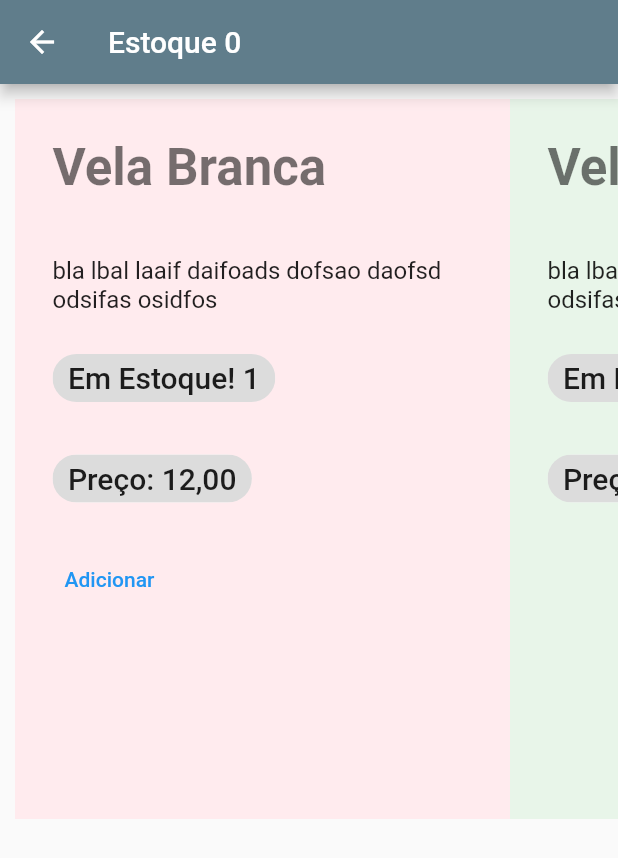
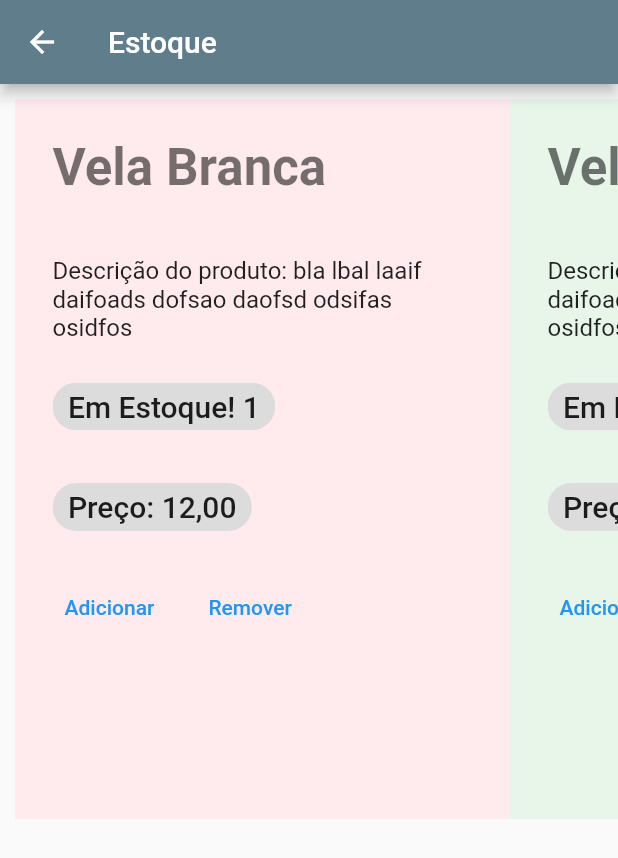
Before and after one commit to karenMoraes2021/projeto_ads_4_ciclo, a Flutter app: the Estoque screen opened by its route, after a tap on "Adicionar", on a phone screen of 412 x 824 dp. Shown: the top 858 px of the screen. Run offline on Flutter 3.47's test engine with Material 2 defaults, Android fonts, the phone set to English and light mode, and no system bars; Roboto replaces fonts that are missing (Georgia).

Commit message:
Atualização de páginas estoque, recados e sobre

```diff
--- a/lib/t_estoquePage.dart
+++ b/lib/t_estoquePage.dart
@@ -12,7 +12,7 @@ class _State extends State<Estoque> {
   @override
   Widget build(BuildContext context) {
     return Scaffold(
-      appBar: AppBar(title: Text('Estoque $_count')),
+      appBar: AppBar(title: Text('Estoque')),
       body: Container(
         height: 500,
         child: carrousel(context),
@@ -36,19 +36,19 @@ Widget carrousel(context) {
         padding: EdgeInsets.all(5),
         width: 330,
         color: Colors.green[50],
-        child: produto2(context),
+        child: Produto2(),
       ),
       Container(
         padding: EdgeInsets.all(5),
         width: 330,
         color: Colors.yellow[50],
-        child: produto3(context),
+        child: Produto3(),
       ),
       Container(
         padding: EdgeInsets.all(5),
         width: 330,
         color: Colors.orange[50],
-        child: produto4(context),
+        child: Produto4(),
       )
     ],
   );
@@ -77,7 +77,7 @@ class _State2 extends State<Produto1> {
           Row(children: [
             Expanded(
                 child: Text(
-                    'bla lbal laaif daifoads dofsao daofsd odsifas osidfos \n'))
+                    'Descrição do produto: bla lbal laaif daifoads dofsao daofsd odsifas osidfos \n'))
           ]), // Descrição
           Row(children: [
             Chip(
@@ -100,7 +100,14 @@ class _State2 extends State<Produto1> {
               TextButton(
                   onPressed: () => setState(() => _qtdProd1++),
                   //onPressed: () {},
-                  child: Text('Adicionar'))
+                  child: Text('Adicionar')),
+                  SizedBox(
+                    width: 20,
+                  ),
+                  TextButton(
+                  onPressed: () => setState(() => _qtdProd1--),
+                  //onPressed: () {},
+                  child: Text('Remover'))
             ],
           ), // Preço
         ],
@@ -111,59 +118,32 @@ class _State2 extends State<Produto1> {
 
 // PRODUTO 2
 
-Widget produto2(context) {
+class Produto2 extends StatefulWidget {
+  @override
+  _State3 createState() => _State3();
+}
+
+class _State3 extends State<Produto2> {
+//Widget produto1(context) {
+  int _qtdProd1 = 0;
+
+  Widget build(BuildContext context) {
     return Container(
       margin: EdgeInsets.all(20),
       child: Column(
         children: [
           //Row(), // Imagem
           Row(children: [
-          Text('Vela Vermelha \n', style: Theme.of(context).textTheme.headline4)
+            Text('Vela Branca \n', style: Theme.of(context).textTheme.headline4)
           ]), // Identificação
           Row(children: [
             Expanded(
                 child: Text(
-                  'bla lbal laaif daifoads dofsao daofsd odsifas osidfos \n'))
+                    'Descrição do produto: bla lbal laaif daifoads dofsao daofsd odsifas osidfos \n'))
           ]), // Descrição
           Row(children: [
             Chip(
-            label: Text('Em Estoque!'),
-          )
-        ]),
-        Row(children: [
-          Text(''),
-        ]),
-        Row(children: [
-          Chip(
-            label: Text('Preço: 15,00'),
-          )
-          //Expanded(
-          //  child: Text('Preço: 12,00 caixa \n'))
-        ]), // Preço
-      ],
-    ),
-  );
-}
-
-// PRODUTO 3
-
-Widget produto3(context) {
-  return Container(
-    margin: EdgeInsets.all(20),
-    child: Column(
-      children: [
-        //Row(), // Imagem
-        Row(children: [
-          Text('Cigarro \n', style: Theme.of(context).textTheme.headline4)
-        ]), // Identificação
-        Row(children: [
-          Expanded(
-              child: Text(
-                  'bla lbal laaif daifoads dofsao daofsd odsifas osidfos \n'))
-        ]), // Descrição
-        Row(children: [
-          Chip(
-            label: Text('Em Estoque!'),
+              label: Text('Em Estoque! $_qtdProd1'),
             )
           ]),
           Row(children: [
@@ -173,34 +153,59 @@ Widget produto3(context) {
             Chip(
               label: Text('Preço: 12,00'),
             )
-          //Expanded(
-          //  child: Text('Preço: 12,00 caixa \n'))
-        ]), // Preço
+          ]),
+          Row(children: [
+            Text(''),
+          ]),
+          Row(
+            children: [
+              TextButton(
+                  onPressed: () => setState(() => _qtdProd1++),
+                  //onPressed: () {},
+                  child: Text('Adicionar')),
+                  SizedBox(
+                    width: 20,
+                  ),
+                  TextButton(
+                  onPressed: () => setState(() => _qtdProd1--),
+                  //onPressed: () {},
+                  child: Text('Remover'))
+            ],
+          ), // Preço
         ],
       ),
     );
   }
+}
 
-// PRODUTO 4
+// PRODUTO 3
 
-Widget produto4(context) {
+class Produto3 extends StatefulWidget {
+  @override
+  _State4 createState() => _State4();
+}
+
+class _State4 extends State<Produto3> {
+//Widget produto1(context) {
+  int _qtdProd1 = 0;
+
+  Widget build(BuildContext context) {
     return Container(
       margin: EdgeInsets.all(20),
       child: Column(
         children: [
           //Row(), // Imagem
           Row(children: [
-          Text('Cigarro de palha \n',
-              style: Theme.of(context).textTheme.headline4)
+            Text('Vela Branca \n', style: Theme.of(context).textTheme.headline4)
           ]), // Identificação
           Row(children: [
             Expanded(
                 child: Text(
-                  'bla lbal laaif daifoads dofsao daofsd odsifas osidfos \n'))
+                    'Descrição do produto: bla lbal laaif daifoads dofsao daofsd odsifas osidfos \n'))
           ]), // Descrição
           Row(children: [
             Chip(
-            label: Text('Em Estoque!'),
+              label: Text('Em Estoque! $_qtdProd1'),
             )
           ]),
           Row(children: [
@@ -210,10 +215,89 @@ Widget produto4(context) {
             Chip(
               label: Text('Preço: 12,00'),
             )
-          //Expanded(
-          //  child: Text('Preço: 12,00 caixa \n'))
-        ]), // Preço
+          ]),
+          Row(children: [
+            Text(''),
+          ]),
+          Row(
+            children: [
+              TextButton(
+                  onPressed: () => setState(() => _qtdProd1++),
+                  //onPressed: () {},
+                  child: Text('Adicionar')),
+                  SizedBox(
+                    width: 20,
+                  ),
+                  TextButton(
+                  onPressed: () => setState(() => _qtdProd1--),
+                  //onPressed: () {},
+                  child: Text('Remover'))
+            ],
+          ), // Preço
         ],
       ),
     );
   }
+}
+
+// PRODUTO 4
+
+class Produto4 extends StatefulWidget {
+  @override
+  _State5 createState() => _State5();
+}
+
+class _State5 extends State<Produto4> {
+//Widget produto1(context) {
+  int _qtdProd1 = 0;
+
+  Widget build(BuildContext context) {
+    return Container(
+      margin: EdgeInsets.all(20),
+      child: Column(
+        children: [
+          //Row(), // Imagem
+          Row(children: [
+            Text('Vela Branca \n', style: Theme.of(context).textTheme.headline4)
+          ]), // Identificação
+          Row(children: [
+            Expanded(
+                child: Text(
+                    'Descrição do produto: bla lbal laaif daifoads dofsao daofsd odsifas osidfos \n'))
+          ]), // Descrição
+          Row(children: [
+            Chip(
+              label: Text('Em Estoque! $_qtdProd1'),
+            )
+          ]),
+          Row(children: [
+            Text(''),
+          ]),
+          Row(children: [
+            Chip(
+              label: Text('Preço: 12,00'),
+            )
+          ]),
+          Row(children: [
+            Text(''),
+          ]),
+          Row(
+            children: [
+              TextButton(
+                  onPressed: () => setState(() => _qtdProd1++),
+                  //onPressed: () {},
+                  child: Text('Adicionar')),
+                  SizedBox(
+                    width: 20,
+                  ),
+                  TextButton(
+                  onPressed: () => setState(() => _qtdProd1--),
+                  //onPressed: () {},
+                  child: Text('Remover'))
+            ],
+          ), // Preço
+        ],
+      ),
+    );
+  }
+}
--- a/lib/t_sobrePage.dart
+++ b/lib/t_sobrePage.dart
@@ -14,9 +14,10 @@ class Sobre extends StatelessWidget {
       appBar: AppBar(
         title: const Text('Sobre'),
       ),
-      body: Container(
+      body: ListView(
         padding: EdgeInsets.all(10),
-        child: Column(
+        children: [
+        Column(
           children: [
             Row(
               children: [
@@ -66,6 +67,7 @@ class Sobre extends StatelessWidget {
             ])
           ],
         ),
+        ],
       ),
       //backgroundColor: Colors.grey,
     );
```
Also changed, not shown: lib/t_recadosPage.dart (+6 -2 lines). Lines whose indentation alone changed are shown as unchanged.
